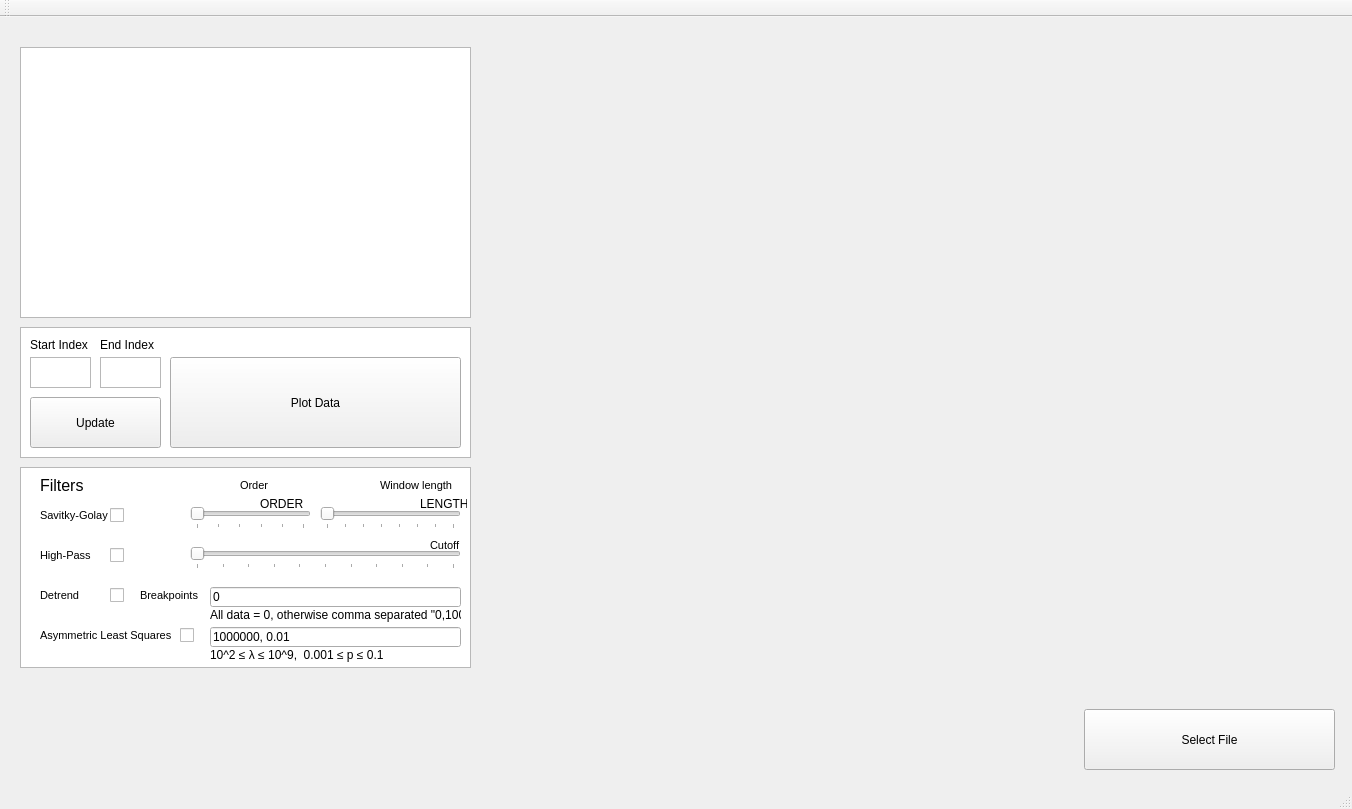
First picture: the form in GUI/main.ui, repository TheNamesAlex/08_Dynamic-Mechanical-Analysis, before the edit.
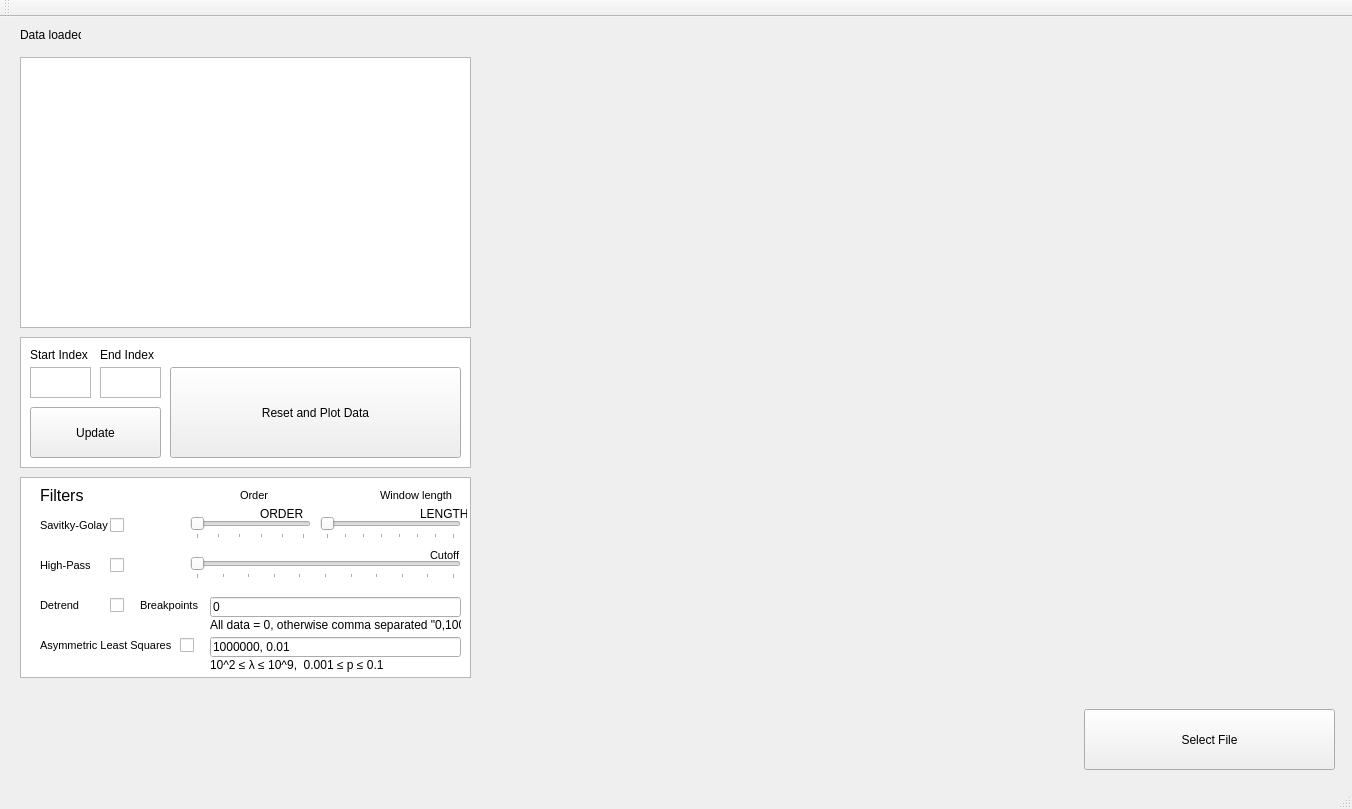
Second picture: the form after the edit. Custom widgets are drawn as their Qt base class.

Commit message: GUI added raw / normalized plot + refactoring

Diff of the .ui file:
```diff
--- a/GUI/main.ui
+++ b/GUI/main.ui
@@ -10,6 +10,12 @@
     <height>809</height>
    </rect>
   </property>
+  <property name="font">
+   <font>
+    <weight>50</weight>
+    <bold>false</bold>
+   </font>
+  </property>
   <property name="windowTitle">
    <string>MainWindow</string>
   </property>
@@ -18,9 +24,9 @@
     <property name="geometry">
      <rect>
       <x>480</x>
-      <y>30</y>
+      <y>40</y>
       <width>851</width>
-      <height>621</height>
+      <height>331</height>
      </rect>
     </property>
     <property name="sizePolicy">
@@ -47,7 +53,7 @@
     <property name="geometry">
      <rect>
       <x>20</x>
-      <y>30</y>
+      <y>40</y>
       <width>451</width>
       <height>271</height>
      </rect>
@@ -75,7 +81,7 @@
     <property name="geometry">
      <rect>
       <x>30</x>
-      <y>340</y>
+      <y>350</y>
       <width>61</width>
       <height>31</height>
      </rect>
@@ -88,7 +94,7 @@
     <property name="geometry">
      <rect>
       <x>100</x>
-      <y>340</y>
+      <y>350</y>
       <width>61</width>
       <height>31</height>
      </rect>
@@ -101,7 +107,7 @@
     <property name="geometry">
      <rect>
       <x>30</x>
-      <y>320</y>
+      <y>330</y>
       <width>161</width>
       <height>16</height>
      </rect>
@@ -117,7 +123,7 @@
     <property name="geometry">
      <rect>
       <x>100</x>
-      <y>320</y>
+      <y>330</y>
       <width>71</width>
       <height>16</height>
      </rect>
@@ -130,20 +136,20 @@
     <property name="geometry">
      <rect>
       <x>170</x>
-      <y>340</y>
+      <y>350</y>
       <width>291</width>
       <height>91</height>
      </rect>
     </property>
     <property name="text">
-     <string>Plot Data</string>
+     <string>Reset and Plot Data</string>
     </property>
    </widget>
    <widget class="QPushButton" name="button_Update">
     <property name="geometry">
      <rect>
       <x>30</x>
-      <y>380</y>
+      <y>390</y>
       <width>131</width>
       <height>51</height>
      </rect>
@@ -156,7 +162,7 @@
     <property name="geometry">
      <rect>
       <x>20</x>
-      <y>310</y>
+      <y>320</y>
       <width>451</width>
       <height>131</height>
      </rect>
@@ -166,7 +172,7 @@
     <property name="geometry">
      <rect>
       <x>20</x>
-      <y>450</y>
+      <y>460</y>
       <width>451</width>
       <height>201</height>
      </rect>
@@ -179,7 +185,7 @@
     <property name="geometry">
      <rect>
       <x>40</x>
-      <y>460</y>
+      <y>470</y>
       <width>161</width>
       <height>16</height>
      </rect>
@@ -200,7 +206,7 @@
     <property name="geometry">
      <rect>
       <x>40</x>
-      <y>490</y>
+      <y>500</y>
       <width>71</width>
       <height>16</height>
      </rect>
@@ -221,7 +227,7 @@
     <property name="geometry">
      <rect>
       <x>240</x>
-      <y>460</y>
+      <y>470</y>
       <width>31</width>
       <height>16</height>
      </rect>
@@ -242,7 +248,7 @@
     <property name="geometry">
      <rect>
       <x>380</x>
-      <y>460</y>
+      <y>470</y>
       <width>81</width>
       <height>16</height>
      </rect>
@@ -260,7 +266,7 @@
     <property name="geometry">
      <rect>
       <x>190</x>
-      <y>490</y>
+      <y>500</y>
       <width>121</width>
       <height>22</height>
      </rect>
@@ -288,7 +294,7 @@
     <property name="geometry">
      <rect>
       <x>320</x>
-      <y>490</y>
+      <y>500</y>
       <width>141</width>
       <height>22</height>
      </rect>
@@ -316,7 +322,7 @@
     <property name="geometry">
      <rect>
       <x>110</x>
-      <y>490</y>
+      <y>500</y>
       <width>21</width>
       <height>17</height>
      </rect>
@@ -332,7 +338,7 @@
     <property name="geometry">
      <rect>
       <x>40</x>
-      <y>530</y>
+      <y>540</y>
       <width>71</width>
       <height>16</height>
      </rect>
@@ -350,7 +356,7 @@
     <property name="geometry">
      <rect>
       <x>110</x>
-      <y>530</y>
+      <y>540</y>
       <width>21</width>
       <height>17</height>
      </rect>
@@ -363,7 +369,7 @@
     <property name="geometry">
      <rect>
       <x>260</x>
-      <y>480</y>
+      <y>490</y>
       <width>47</width>
       <height>13</height>
      </rect>
@@ -376,7 +382,7 @@
     <property name="geometry">
      <rect>
       <x>420</x>
-      <y>480</y>
+      <y>490</y>
       <width>47</width>
       <height>13</height>
      </rect>
@@ -392,7 +398,7 @@
     <property name="geometry">
      <rect>
       <x>430</x>
-      <y>520</y>
+      <y>530</y>
       <width>31</width>
       <height>16</height>
      </rect>
@@ -410,7 +416,7 @@
     <property name="geometry">
      <rect>
       <x>190</x>
-      <y>530</y>
+      <y>540</y>
       <width>271</width>
       <height>22</height>
      </rect>
@@ -432,7 +438,7 @@
     <property name="geometry">
      <rect>
       <x>40</x>
-      <y>570</y>
+      <y>580</y>
       <width>71</width>
       <height>16</height>
      </rect>
@@ -450,7 +456,7 @@
     <property name="geometry">
      <rect>
       <x>110</x>
-      <y>570</y>
+      <y>580</y>
       <width>21</width>
       <height>17</height>
      </rect>
@@ -463,7 +469,7 @@
     <property name="geometry">
      <rect>
       <x>210</x>
-      <y>570</y>
+      <y>580</y>
       <width>251</width>
       <height>20</height>
      </rect>
@@ -479,7 +485,7 @@
     <property name="geometry">
      <rect>
       <x>140</x>
-      <y>570</y>
+      <y>580</y>
       <width>71</width>
       <height>16</height>
      </rect>
@@ -497,7 +503,7 @@
     <property name="geometry">
      <rect>
       <x>210</x>
-      <y>590</y>
+      <y>600</y>
       <width>251</width>
       <height>16</height>
      </rect>
@@ -513,7 +519,7 @@
     <property name="geometry">
      <rect>
       <x>40</x>
-      <y>610</y>
+      <y>620</y>
       <width>131</width>
       <height>16</height>
      </rect>
@@ -531,7 +537,7 @@
     <property name="geometry">
      <rect>
       <x>210</x>
-      <y>610</y>
+      <y>620</y>
       <width>251</width>
       <height>20</height>
      </rect>
@@ -544,7 +550,7 @@
     <property name="geometry">
      <rect>
       <x>210</x>
-      <y>630</y>
+      <y>640</y>
       <width>251</width>
       <height>16</height>
      </rect>
@@ -557,7 +563,7 @@
     <property name="geometry">
      <rect>
       <x>180</x>
-      <y>610</y>
+      <y>620</y>
       <width>21</width>
       <height>17</height>
      </rect>
@@ -566,6 +572,48 @@
      <string/>
     </property>
    </widget>
+   <widget class="PlotWidget" name="stressStraingraphWidget" native="true">
+    <property name="geometry">
+     <rect>
+      <x>480</x>
+      <y>380</y>
+      <width>431</width>
+      <height>281</height>
+     </rect>
+    </property>
+   </widget>
+   <widget class="QLabel" name="label_13">
+    <property name="geometry">
+     <rect>
+      <x>20</x>
+      <y>10</y>
+      <width>61</width>
+      <height>16</height>
+     </rect>
+    </property>
+    <property name="text">
+     <string>Data loaded:</string>
+    </property>
+   </widget>
+   <widget class="QLabel" name="currentFilePathLabel">
+    <property name="geometry">
+     <rect>
+      <x>90</x>
+      <y>10</y>
+      <width>381</width>
+      <height>16</height>
+     </rect>
+    </property>
+    <property name="font">
+     <font>
+      <weight>75</weight>
+      <bold>true</bold>
+     </font>
+    </property>
+    <property name="text">
+     <string/>
+    </property>
+   </widget>
    <zorder>graphicsView</zorder>
    <zorder>graphWidget</zorder>
    <zorder>selectData</zorder>
```
Left out of the diff: 11 changed lines with no effect on the pictures. The commit also changes 2 other files.
